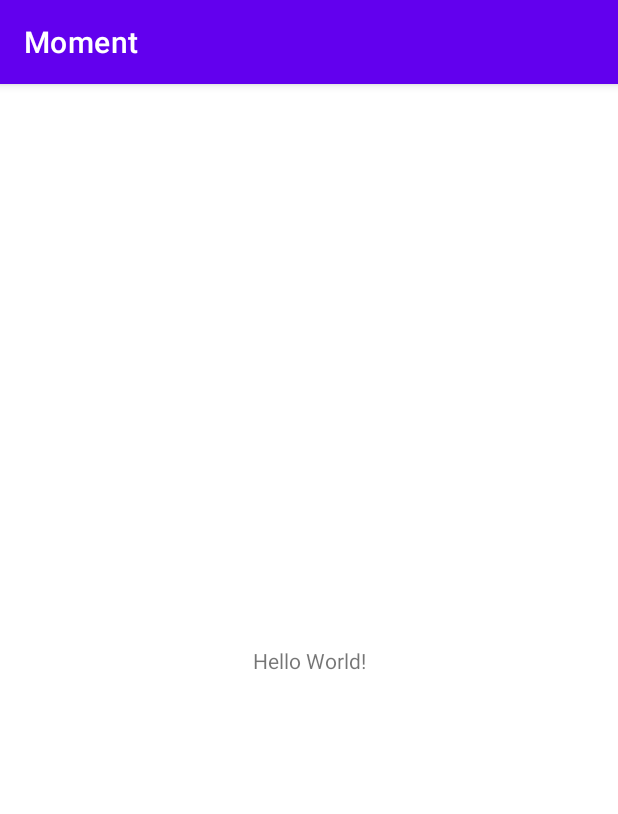
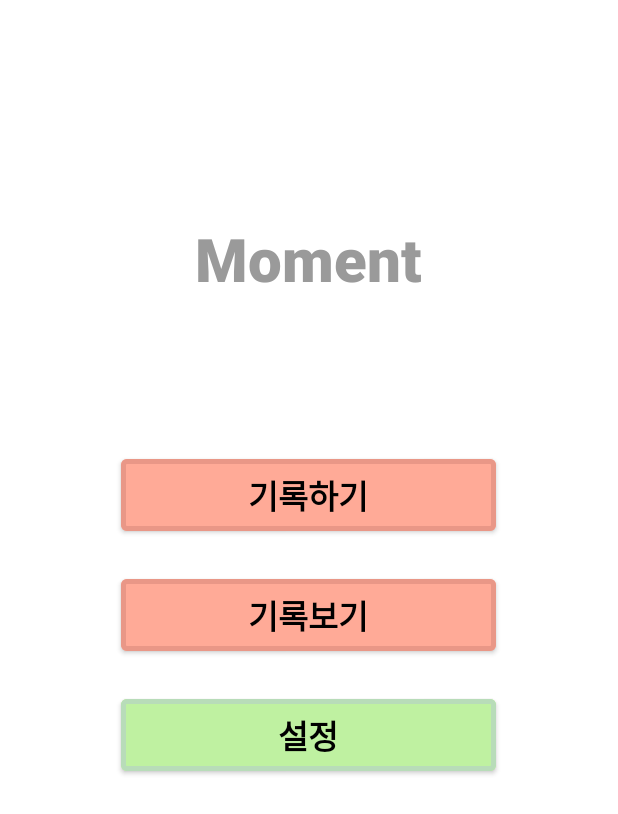
Before and after one commit to KimJinWoo-coder/Moment, an Android app: the screen it shows after launch (MainActivity), on a phone screen of 412 x 824 dp. Shown: the top 814 px of the screen. Run offline under Robolectric (Android 15) with nearby library versions, the phone set to English and light mode, and no system bars.

Commit message:
main and loading

```diff
--- a/app/src/main/AndroidManifest.xml
+++ b/app/src/main/AndroidManifest.xml
@@ -16,6 +16,11 @@
                 <category android:name="android.intent.category.LAUNCHER" />
             </intent-filter>
         </activity>
+
+        <activity android:name=".LoadingActivity"
+            android:theme="@android:style/Theme.NoTitleBar.Fullscreen">
+        </activity>
+
     </application>
 
 </manifest>
--- /dev/null
+++ b/app/src/main/java/com/example/moment/LoadingActivity.java
@@ -0,0 +1,24 @@
+package com.example.moment;
+
+import android.app.Activity;
+import android.os.Bundle;
+import android.os.Handler;
+
+public class LoadingActivity extends Activity {
+    @Override
+    protected void onCreate(Bundle savedInstanceState) {
+        super.onCreate(savedInstanceState);
+        setContentView(R.layout.activity_loading);
+        startLoading();
+    }
+
+    private void startLoading() {
+        Handler handler = new Handler();
+        handler.postDelayed(new Runnable() {
+            @Override
+            public void run() {
+                finish();
+            }
+        }, 2000);
+    }
+}
--- a/app/src/main/java/com/example/moment/MainActivity.java
+++ b/app/src/main/java/com/example/moment/MainActivity.java
@@ -2,6 +2,7 @@ package com.example.moment;
 
 import androidx.appcompat.app.AppCompatActivity;
 
+import android.content.Intent;
 import android.os.Bundle;
 
 public class MainActivity extends AppCompatActivity {
@@ -10,5 +11,9 @@ public class MainActivity extends AppCompatActivity {
     protected void onCreate(Bundle savedInstanceState) {
         super.onCreate(savedInstanceState);
         setContentView(R.layout.activity_main);
+
+        // loading 화면
+        Intent intent = new Intent(this, LoadingActivity.class);
+        startActivity(intent);
     }
 }
--- /dev/null
+++ b/app/src/main/res/layout/activity_loading.xml
@@ -0,0 +1,18 @@
+<?xml version="1.0" encoding="utf-8"?>
+<RelativeLayout xmlns:android="http://schemas.android.com/apk/res/android"
+    xmlns:app="http://schemas.android.com/apk/res-auto"
+    xmlns:tools="http://schemas.android.com/tools"
+    android:layout_width="match_parent"
+    android:layout_height="match_parent"
+    android:background="#FF5858">
+
+    <TextView
+        android:id="@+id/title"
+        android:layout_width="wrap_content"
+        android:layout_height="wrap_content"
+        android:layout_centerInParent="true"
+        android:text="Moment"
+        android:textAppearance="@style/TextAppearance.AppCompat.Display2"
+        android:textColor="#FFFFFF"
+        android:textStyle="bold" />
+</RelativeLayout>
--- a/app/src/main/res/layout/activity_main.xml
+++ b/app/src/main/res/layout/activity_main.xml
@@ -1,18 +1,73 @@
 <?xml version="1.0" encoding="utf-8"?>
-<androidx.constraintlayout.widget.ConstraintLayout xmlns:android="http://schemas.android.com/apk/res/android"
+<!-- main -->
+<RelativeLayout
+    xmlns:android="http://schemas.android.com/apk/res/android"
     xmlns:app="http://schemas.android.com/apk/res-auto"
-    xmlns:tools="http://schemas.android.com/tools"
-    android:layout_width="match_parent"
-    android:layout_height="match_parent"
-    tools:context=".MainActivity">
+    android:id="@+id/main"
+    android:layout_width="fill_parent"
+    android:layout_height="fill_parent"
+    android:elevation="3dp">
 
     <TextView
+        android:id="@+id/moment"
         android:layout_width="wrap_content"
         android:layout_height="wrap_content"
-        android:text="Hello World!"
-        app:layout_constraintBottom_toBottomOf="parent"
-        app:layout_constraintLeft_toLeftOf="parent"
-        app:layout_constraintRight_toRightOf="parent"
-        app:layout_constraintTop_toTopOf="parent" />
+        android:layout_centerHorizontal="true"
+        android:layout_marginTop="145dp"
+        android:fontFamily="sans-serif-black"
+        android:gravity="center_horizontal"
+        android:lineSpacingExtra="0sp"
+        android:text="Moment"
+        android:textAppearance="@style/TextAppearance.AppCompat.Body2"
+        android:textSize="40sp"
+        android:textColor="#9A9A9A"/>
 
-</androidx.constraintlayout.widget.ConstraintLayout>
+    <Button
+        android:id="@+id/button1"
+        android:layout_width="250dp"
+        android:layout_height="60dp"
+        android:layout_centerHorizontal="true"
+        android:layout_marginTop="300dp"
+        android:backgroundTint="#FFAA97"
+        android:text="기록하기"
+        android:textAppearance="@style/TextAppearance.AppCompat.Large"
+        android:textColor="#000000"
+        android:textStyle="bold"
+        app:strokeColor="#1F4E1313"
+        app:strokeWidth="3dp" />
+
+    <Button
+        android:id="@+id/button2"
+        android:layout_width="250dp"
+        android:layout_height="60dp"
+        android:layout_centerHorizontal="true"
+        android:layout_marginStart="84dp"
+        android:layout_marginLeft="84dp"
+        android:layout_marginTop="380dp"
+        android:backgroundTint="#FFAA97"
+        android:textStyle="bold"
+        android:text="기록보기"
+        android:textAppearance="@style/TextAppearance.AppCompat.Large"
+        android:textColor="#000000"
+        app:strokeColor="#1F4E1313"
+        app:strokeWidth="3dp"
+        />
+
+    <Button
+        android:id="@+id/button3"
+        android:layout_width="250dp"
+        android:layout_height="60dp"
+        android:layout_centerHorizontal="true"
+        android:layout_marginStart="84dp"
+        android:layout_marginLeft="84dp"
+        android:layout_marginTop="460dp"
+        android:backgroundTint="#BFF1A1"
+        android:textStyle="bold"
+        android:text="설정"
+        android:textAppearance="@style/TextAppearance.AppCompat.Large"
+        android:textColor="#000000"
+        app:strokeColor="#B8DCB9"
+        app:strokeWidth="3dp" />
+
+
+</RelativeLayout>
--- a/app/src/main/res/values/colors.xml
+++ b/app/src/main/res/values/colors.xml
@@ -7,4 +7,7 @@
     <color name="teal_700">#FF018786</color>
     <color name="black">#FF000000</color>
     <color name="white">#FFFFFFFF</color>
+    <!-- 추가 -->
+    <color name="gray">#919191</color>
+    <color name="light_gray">#F5F5F5</color>
 </resources>
--- a/app/src/main/res/values/themes.xml
+++ b/app/src/main/res/values/themes.xml
@@ -2,8 +2,8 @@
     <!-- Base application theme. -->
     <style name="Theme.Moment" parent="Theme.MaterialComponents.DayNight.DarkActionBar">
         <!-- Primary brand color. -->
-        <item name="colorPrimary">@color/purple_500</item>
-        <item name="colorPrimaryVariant">@color/purple_700</item>
+        <item name="colorPrimary">@color/light_gray</item>
+        <item name="colorPrimaryVariant">@color/gray</item>
         <item name="colorOnPrimary">@color/white</item>
         <!-- Secondary brand color. -->
         <item name="colorSecondary">@color/teal_200</item>
@@ -12,5 +12,7 @@
         <!-- Status bar color. -->
         <item name="android:statusBarColor" tools:targetApi="l">?attr/colorPrimaryVariant</item>
         <!-- Customize your theme here. -->
+        <item name="windowActionBar">false</item>
+        <item name="windowNoTitle">true</item>
     </style>
 </resources>
```
